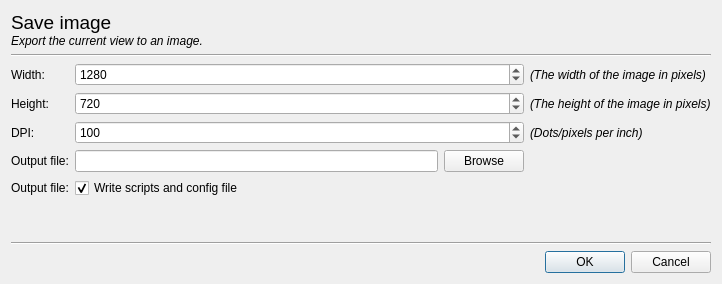
Old version of the form mdt/data/qt_designs/maps_visualizer/save_image_dialog.ui in the repository robbert-harms/MDT.
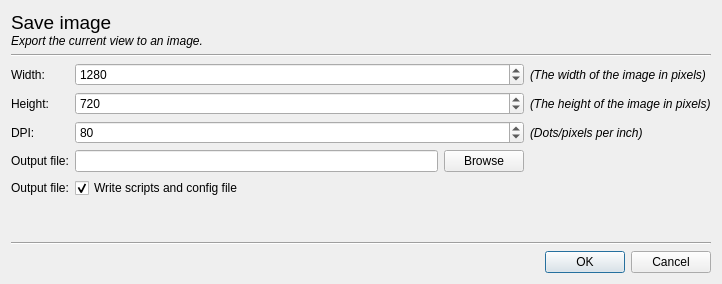
New version of the form.

```diff
--- a/mdt/data/qt_designs/maps_visualizer/save_image_dialog.ui
+++ b/mdt/data/qt_designs/maps_visualizer/save_image_dialog.ui
@@ -143,7 +143,7 @@
         <number>1000</number>
        </property>
        <property name="value">
-        <number>100</number>
+        <number>80</number>
        </property>
       </widget>
      </item>
```
